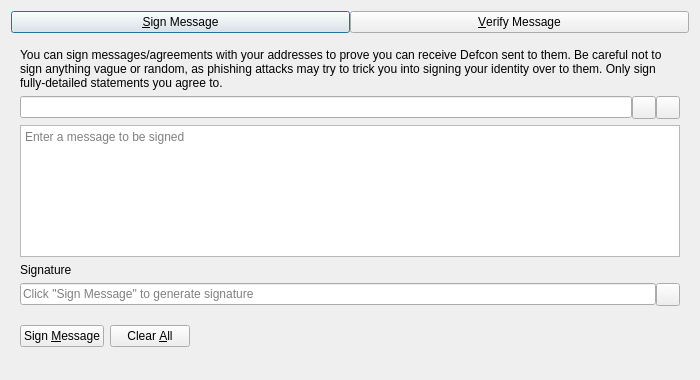
Old version of the form src/qt/forms/signverifymessagedialog.ui in the repository defcon-project/defcon.
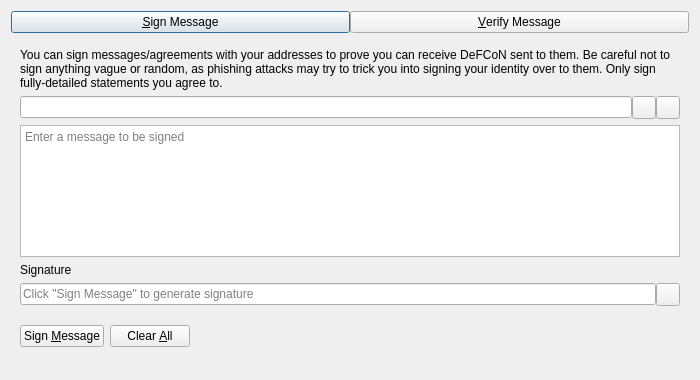
New version of the form. Custom widgets are drawn as their Qt base class.

```diff
--- a/src/qt/forms/signverifymessagedialog.ui
+++ b/src/qt/forms/signverifymessagedialog.ui
@@ -63,7 +63,7 @@
        <item>
         <widget class="QLabel" name="infoLabel_SM">
          <property name="text">
-          <string>You can sign messages/agreements with your addresses to prove you can receive Defcon sent to them. Be careful not to sign anything vague or random, as phishing attacks may try to trick you into signing your identity over to them. Only sign fully-detailed statements you agree to.</string>
+          <string>You can sign messages/agreements with your addresses to prove you can receive DeFCoN sent to them. Be careful not to sign anything vague or random, as phishing attacks may try to trick you into signing your identity over to them. Only sign fully-detailed statements you agree to.</string>
          </property>
          <property name="textFormat">
           <enum>Qt::PlainText</enum>
```
Left out of the diff: 8 changed lines with no effect on the pictures.
